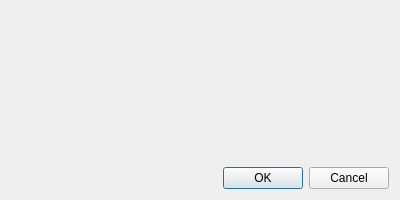
Qt form rana_qgis_plugin/widgets/ui/tenant_selection_dialog.ui (nens/rana-qgis-plugin) before a commit.
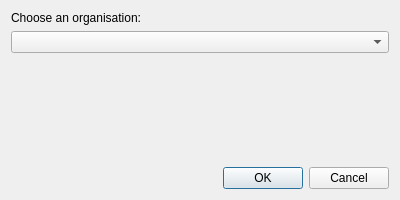
The same form after that commit.

Commit message: fix(ui): replace long organisation list

```diff
--- a/rana_qgis_plugin/widgets/ui/tenant_selection_dialog.ui
+++ b/rana_qgis_plugin/widgets/ui/tenant_selection_dialog.ui
@@ -27,10 +27,15 @@
   </property>
   <layout class="QVBoxLayout" name="verticalLayout">
    <item>
-    <widget class="QWidget" name="tenants_widget">
-     <layout class="QVBoxLayout" name="tenants_widget_layout"/>
+    <widget class="QLabel" name="organisation_label">
+     <property name="text">
+      <string>Choose an organisation:</string>
+     </property>
     </widget>
    </item>
+   <item>
+    <widget class="QComboBox" name="organisations_box"/>
+   </item>
    <item>
     <spacer name="verticalSpacer">
      <property name="orientation">
```
The commit also changes 5 other files.
